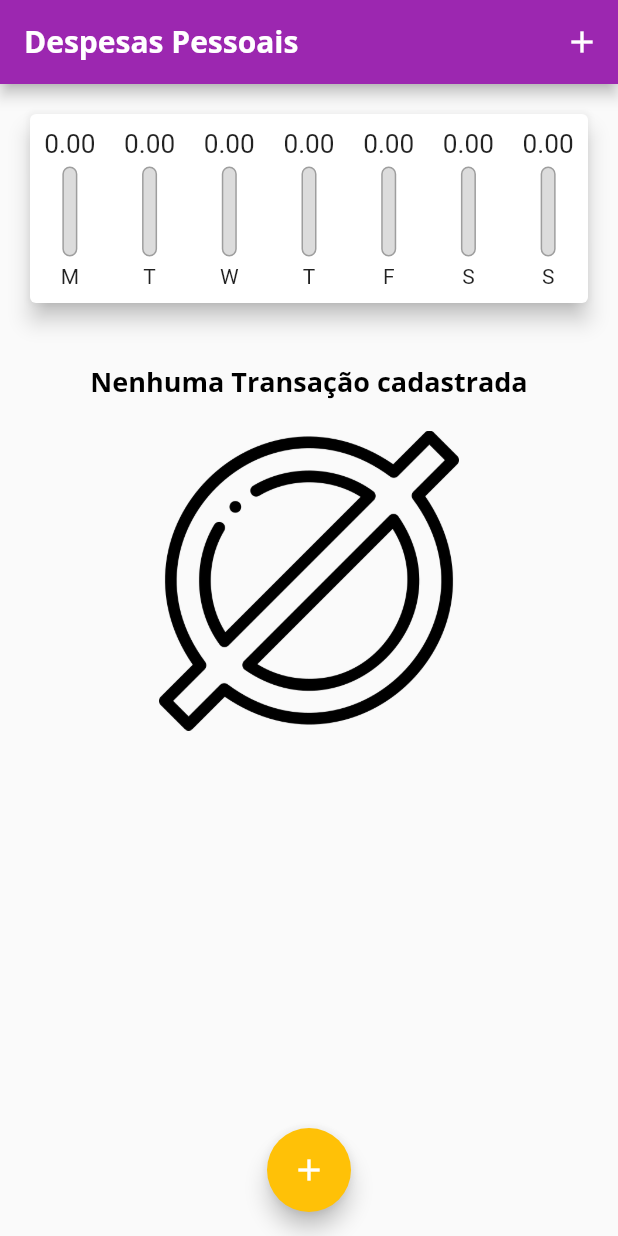
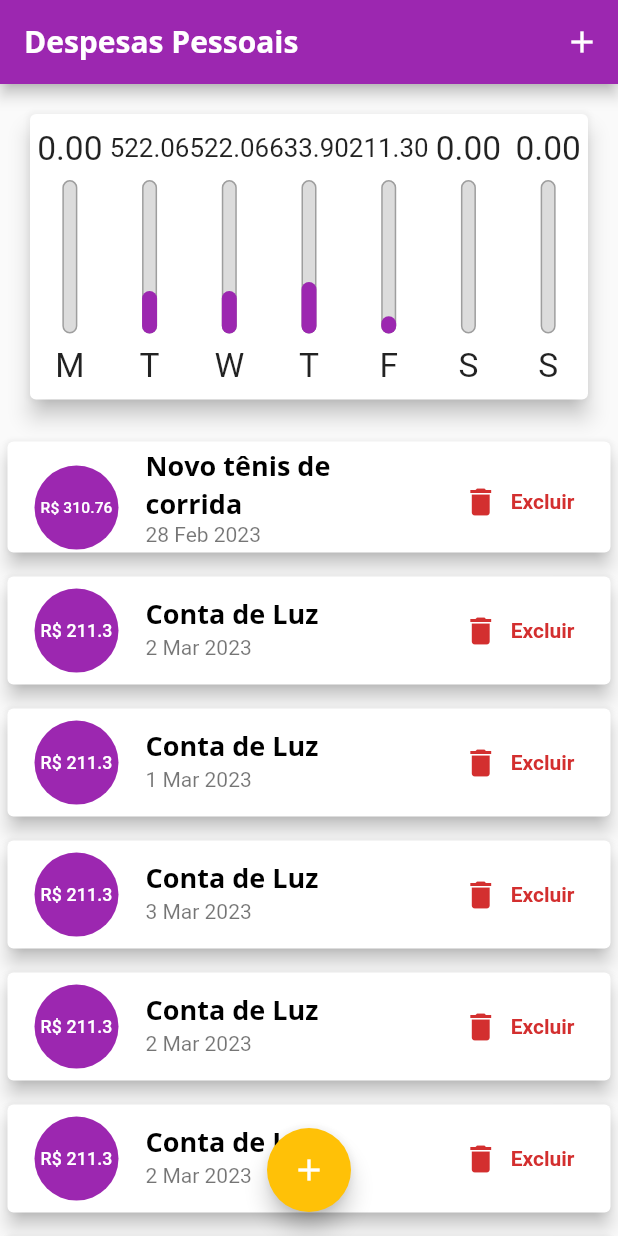
Before and after one commit to ItaloRod/expenses, a Flutter app: the screen it shows after launch, on a phone screen of 412 x 824 dp. Run offline on Flutter 3.47's test engine with Material 2 defaults, Android fonts, the phone set to English and light mode, and no system bars.

Commit message:
Finish Expenses

```diff
--- a/lib/components/chart_bar.dart
+++ b/lib/components/chart_bar.dart
@@ -1,59 +1,58 @@
 import 'package:flutter/material.dart';
 
 class ChartBar extends StatelessWidget {
-
   final String label;
   final double value;
   final double percentage;
 
-  ChartBar({super.key,
+  ChartBar(
+      {super.key,
       required this.label,
       required this.value,
-    required this.percentage
-  });
+      required this.percentage});
 
   @override
   Widget build(BuildContext context) {
+    return LayoutBuilder(builder: (buildContext, boxConstraints) {
       return Column(
         children: [
           Container(
-          height: 20,
-          child: FittedBox(
-              child: Text(value.toStringAsFixed(2))
+            height: boxConstraints.maxHeight * 0.15,
+            child: FittedBox(child: Text(value.toStringAsFixed(2))),
           ),
-        ),
-        const SizedBox(height: 5),
+          SizedBox(height: boxConstraints.maxHeight * 0.05),
           Container(
-          height: 60,
+            height: boxConstraints.maxHeight * 0.6,
             width: 10,
             child: Stack(
               alignment: Alignment.bottomCenter,
               children: [
                 Container(
                   decoration: BoxDecoration(
-                  border:  Border.all(
+                      border: Border.all(
                         color: Colors.grey,
                         width: 1.0,
                       ),
                       color: const Color.fromRGBO(220, 220, 220, 1),
-                  borderRadius: BorderRadius.circular(5)
-                ),
+                      borderRadius: BorderRadius.circular(5)),
                 ),
                 FractionallySizedBox(
                   heightFactor: percentage,
                   child: Container(
                     decoration: BoxDecoration(
                         color: Theme.of(context).colorScheme.primary,
-                      borderRadius: BorderRadius.circular(5)
-                  ),
+                        borderRadius: BorderRadius.circular(5)),
                   ),
                 )
               ],
             ),
           ),
-        const SizedBox(height: 5),
-        Text(label)
+          SizedBox(height: boxConstraints.maxHeight * 0.05),
+          Container(
+              height: boxConstraints.maxHeight * 0.15,
+              child: FittedBox(child: Text(label)))
         ],
       );
+    });
   }
 }
--- a/lib/components/transaction_list.dart
+++ b/lib/components/transaction_list.dart
@@ -4,7 +4,6 @@ import 'package:intl/intl.dart';
 import '../models/transaction.dart';
 
 class TransactionList extends StatelessWidget {
-
   final List<Transaction> transactions;
   final void Function(String) onDelete;
 
@@ -12,25 +11,28 @@ class TransactionList extends StatelessWidget {
 
   @override
   Widget build(BuildContext context) {
-    return Container(
-      height: 610,
-      child: transactions.isEmpty ? Column(
+    return transactions.isEmpty
+        ? LayoutBuilder(builder: (buildContext, boxConstraints) {
+            return Column(
               children: [
                 const SizedBox(height: 20),
-          Text(
-            'Nenhuma Transação cadastrada',
-            style: Theme.of(context).textTheme.titleLarge
+                Container(
+                  height: boxConstraints.maxHeight * 0.2,
+                  child: Text('Nenhuma Transação cadastrada',
+                      style: Theme.of(context).textTheme.titleLarge),
                 ),
                 const SizedBox(height: 20),
-          SizedBox(
-            height: 200,
+                Container(
+                  height: boxConstraints.maxHeight * 0.6,
                   child: Image.asset(
                     'assets/images/waiting.png',
                     fit: BoxFit.cover,
                   ),
                 )
               ],
-      ) : ListView.builder(
+            );
+          })
+        : ListView.builder(
             itemCount: transactions.length,
             itemBuilder: (ctx, index) {
               final tr = transactions[index];
@@ -45,8 +47,7 @@ class TransactionList extends StatelessWidget {
                         padding: const EdgeInsets.all(6.0),
                         child: FittedBox(
                           child: Text('R\$ ${tr.value}',
-                      style: Theme.of(context).textTheme.titleSmall
-                    ),
+                              style: Theme.of(context).textTheme.titleSmall),
                         ),
                       ),
                     ),
@@ -54,18 +55,26 @@ class TransactionList extends StatelessWidget {
                       tr.title,
                       style: Theme.of(context).textTheme.titleLarge,
                     ),
-              subtitle: Text(
-                DateFormat('d MMM y').format(tr.date)
+                    subtitle: Text(DateFormat('d MMM y').format(tr.date)),
+                    trailing: MediaQuery.of(context).size.width > 400
+                        ? TextButton.icon(
+                            onPressed: () => onDelete(tr.id),
+                            icon: Icon(
+                              Icons.delete,
+                              color: Theme.of(context).colorScheme.error,
                             ),
-              trailing: IconButton(
+                            label: Text(
+                              'Excluir',
+                              style: TextStyle(
+                                  color: Theme.of(context).colorScheme.error),
+                            ),
+                          )
+                        : IconButton(
                             onPressed: () => onDelete(tr.id),
                             icon: const Icon(Icons.delete),
                             color: Theme.of(context).colorScheme.error,
-              )
-            ),
+                          )),
               );
-        }
-      ),
-    );
+            });
   }
 }
--- a/lib/main.dart
+++ b/lib/main.dart
@@ -1,7 +1,9 @@
-
+import 'dart:io';
 import 'dart:math';
 import 'package:expenses/components/chart.dart';
+import 'package:flutter/cupertino.dart';
 import 'package:flutter/material.dart';
+import 'package:flutter/services.dart';
 import 'components/transaction_form.dart';
 import 'components/transaction_list.dart';
 import 'models/transaction.dart';
@@ -13,9 +15,11 @@ main() {
 class ExpenseApp extends StatelessWidget {
   const ExpenseApp({super.key});
 
-
   @override
   Widget build(BuildContext context) {
+    SystemChrome.setPreferredOrientations([
+// DeviceOrientation.portraitUp,
+    ]);
     final ThemeData tema = ThemeData();
     return MaterialApp(
         home: MyHomePage(),
@@ -32,64 +36,87 @@ class ExpenseApp extends StatelessWidget {
                   color: Colors.black,
                 ),
                 labelLarge: const TextStyle(
-            color: Colors.white,
-            fontWeight: FontWeight.bold
-          ),
-          titleSmall: const TextStyle(
-            color: Colors.white
-          )
-        ),
+                    color: Colors.white, fontWeight: FontWeight.bold),
+                titleSmall: const TextStyle(color: Colors.white)),
             appBarTheme: const AppBarTheme(
                 titleTextStyle: TextStyle(
                     fontFamily: 'OpenSans',
                     fontSize: 20,
-            fontWeight: FontWeight.bold
-          )
-        )
-      )
-    );
+                    fontWeight: FontWeight.bold))));
   }
 }
 
 class MyHomePage extends StatefulWidget {
-
-
   @override
   State<MyHomePage> createState() => _MyHomePageState();
 }
 
 class _MyHomePageState extends State<MyHomePage> {
-
   final List<Transaction> _transactions = [
-      // Transaction(id: 't1', title: 'Novo tênis de corrida', value: 310.76, date: DateTime.now().subtract(const Duration(days: 5))),
-      // Transaction(id: 't2', title: 'Conta de Luz', value: 211.30, date: DateTime.now().subtract(const Duration(days: 3))),
-      // Transaction(id: 't2', title: 'Conta de Luz', value: 211.30, date: DateTime.now().subtract(const Duration(days: 4))),
-      // Transaction(id: 't2', title: 'Conta de Luz', value: 211.30, date: DateTime.now().subtract(const Duration(days: 2))),
-      // Transaction(id: 't2', title: 'Conta de Luz', value: 211.30, date: DateTime.now().subtract(const Duration(days: 3))),
-      // Transaction(id: 't2', title: 'Conta de Luz', value: 211.30, date: DateTime.now().subtract(const Duration(days: 3))),
-      // Transaction(id: 't3', title: 'Novo tênis de corrida', value: 310.76, date: DateTime.now().subtract(const Duration(days: 4))),
-      // Transaction(id: 't4', title: 'Conta de Luz', value: 211.30, date: DateTime.now().subtract(const Duration(days: 5)))
+    Transaction(
+        id: 't1',
+        title: 'Novo tênis de corrida',
+        value: 310.76,
+        date: DateTime.now().subtract(const Duration(days: 5))),
+    Transaction(
+        id: 't2',
+        title: 'Conta de Luz',
+        value: 211.30,
+        date: DateTime.now().subtract(const Duration(days: 3))),
+    Transaction(
+        id: 't2',
+        title: 'Conta de Luz',
+        value: 211.30,
+        date: DateTime.now().subtract(const Duration(days: 4))),
+    Transaction(
+        id: 't2',
+        title: 'Conta de Luz',
+        value: 211.30,
+        date: DateTime.now().subtract(const Duration(days: 2))),
+    Transaction(
+        id: 't2',
+        title: 'Conta de Luz',
+        value: 211.30,
+        date: DateTime.now().subtract(const Duration(days: 3))),
+    Transaction(
+        id: 't2',
+        title: 'Conta de Luz',
+        value: 211.30,
+        date: DateTime.now().subtract(const Duration(days: 3))),
+    Transaction(
+        id: 't3',
+        title: 'Novo tênis de corrida',
+        value: 310.76,
+        date: DateTime.now().subtract(const Duration(days: 4))),
+    Transaction(
+        id: 't4',
+        title: 'Conta de Luz',
+        value: 211.30,
+        date: DateTime.now().subtract(const Duration(days: 5)))
   ];
+  bool _showChart = false;
 
   _openTransactionFormModal(BuildContext context) {
-    showModalBottomSheet(context: context, builder: (_) {
-      return TransactionForm((text, value, date) => _addTransaction(text, value, date));
+    showModalBottomSheet(
+        context: context,
+        builder: (_) {
+          return TransactionForm(
+              (text, value, date) => _addTransaction(text, value, date));
         });
   }
+
   List<Transaction> get _recentTransactions {
     return _transactions.where((tr) {
-      return tr.date.isAfter(DateTime.now().subtract(
-        const Duration(days: 7)
-      ));
+      return tr.date.isAfter(DateTime.now().subtract(const Duration(days: 7)));
     }).toList();
   }
+
   _addTransaction(String title, double value, DateTime date) {
     final newTransaction = Transaction(
         id: Random().nextDouble().toString(),
         title: title,
         value: value,
-        date: date
-    );
+        date: date);
     setState(() {
       _transactions.add(newTransaction);
     });
@@ -104,29 +131,79 @@ class _MyHomePageState extends State<MyHomePage> {
 
   @override
   Widget build(BuildContext context) {
-    return Scaffold(
-      appBar: AppBar(
-        title: const Text('Despesas Pessoais'),
-        actions: [
-          IconButton(
-              onPressed: () => _openTransactionFormModal(context),
-              icon: const Icon(Icons.add))
-        ],
-      ),
-      body: SingleChildScrollView(
+    final MediaQueryData mediaQuery = MediaQuery.of(context);
+    bool isLandscape = mediaQuery.orientation == Orientation.landscape;
+
+    final iconList = !Platform.isAndroid ? CupertinoIcons.news : Icons.list;
+    final chartList =
+        !Platform.isAndroid ? CupertinoIcons.refresh : Icons.show_chart;
+    Widget _getIconButton(IconData icon, Function() fn) {
+      return !Platform.isAndroid
+          ? GestureDetector(onTap: fn, child: Icon(icon))
+          : IconButton(
+              onPressed: fn,
+              icon: Icon(icon),
+            );
+    }
+
+    final actions = [
+      if (isLandscape)
+        _getIconButton(_showChart ? iconList : chartList, () {
+          setState(() {
+            _showChart = !_showChart;
+          });
+        }),
+      _getIconButton(!Platform.isAndroid ? CupertinoIcons.add : Icons.add,
+          () => _openTransactionFormModal(context))
+    ];
+
+    final appBar =
+        AppBar(title: const Text('Despesas Pessoais'), actions: actions);
+
+    final availableHeight = mediaQuery.size.height -
+        appBar.preferredSize.height -
+        mediaQuery.padding.top;
+
+    final bodyPage = SafeArea(
+      child: SingleChildScrollView(
         child: Column(
           crossAxisAlignment: CrossAxisAlignment.stretch,
           children: <Widget>[
-            Chart(_recentTransactions),
-            TransactionList(_transactions, _deleteTransaction)
+            if (_showChart || !isLandscape)
+              Container(
+                  height: availableHeight * (isLandscape ? 0.8 : 0.3),
+                  constraints: const BoxConstraints(
+                    minHeight: 180,
+                  ),
+                  child: Chart(_recentTransactions)),
+            if (!_showChart || !isLandscape)
+              Container(
+                  height: availableHeight * (isLandscape ? 1 : 0.7),
+                  child: TransactionList(_transactions, _deleteTransaction))
           ],
         ),
       ),
+    );
+
+    return !Platform.isAndroid
+        ? CupertinoPageScaffold(
+            navigationBar: CupertinoNavigationBar(
+              middle: Text('Despesas Pessoais'),
+              trailing: Row(
+                mainAxisSize: MainAxisSize.min,
+                children: actions,
+              ),
+            ),
+            child: bodyPage)
+        : Scaffold(
+            appBar: appBar,
+            body: bodyPage,
             floatingActionButton: FloatingActionButton(
               onPressed: () => _openTransactionFormModal(context),
               child: const Icon(Icons.add),
             ),
-      floatingActionButtonLocation: FloatingActionButtonLocation.centerFloat,
+            floatingActionButtonLocation:
+                FloatingActionButtonLocation.centerFloat,
           );
   }
 }
--- a/pubspec.yaml
+++ b/pubspec.yaml
@@ -37,6 +37,7 @@ dependencies:
   # Use with the CupertinoIcons class for iOS style icons.
   cupertino_icons: ^1.0.2
   intl: ^0.18.0
+  bitsdojo_window: ^0.1.5
 
 dev_dependencies:
   flutter_test:
```
Also changed, not shown: lib/components/adaptative_button.dart (added, +31 -0 lines), lib/components/adaptative_date_picker.dart (added, +62 -0 lines), lib/components/adaptative_textfield.dart (added, +41 -0 lines), lib/components/chart.dart (+12 -12 lines), lib/components/transaction_form.dart (+31 -58 lines), pubspec.lock, 5 other files. Lines whose indentation alone changed are shown as unchanged.
